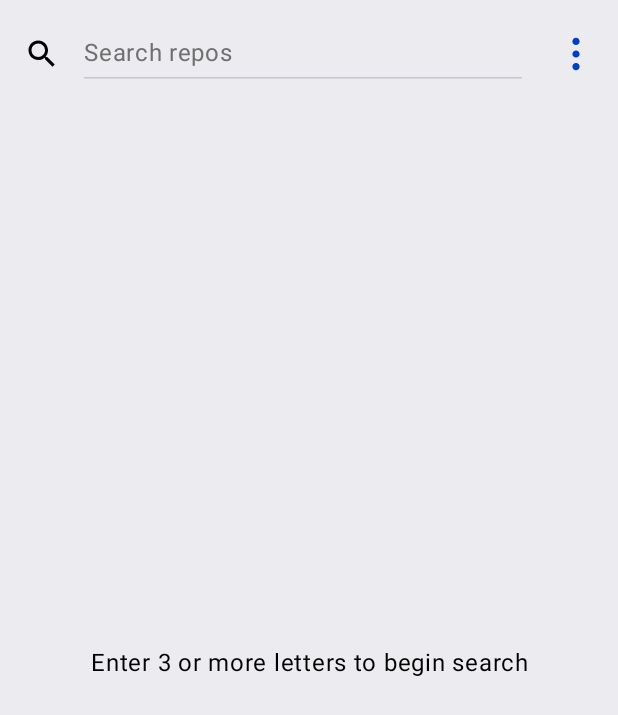
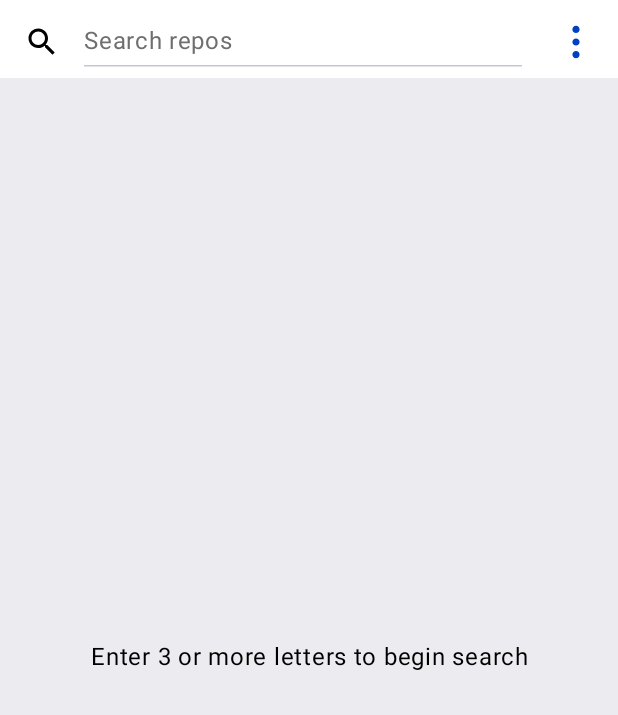
Before and after one commit to NitjaB/GithubappShowcase, an Android app built with Jetpack Compose: the composable SearchScreen shown on its own in the app's theme, on a phone screen of 412 x 824 dp. Shown: the top 715 px of the screen. Run offline under Robolectric (Android 15) with nearby library versions, the phone set to English and light mode, and no system bars; our stand-ins replace Dagger/Hilt's generated code, paging.

Commit message:
Fix design in search screen
+ small refactor - remove unecessery repo list comopsable

```diff
--- a/app/src/main/java/com/example/githubapp/feature/search/SearchScreen.kt
+++ b/app/src/main/java/com/example/githubapp/feature/search/SearchScreen.kt
@@ -1,11 +1,11 @@
 package com.example.githubapp.feature.search
 
+import androidx.compose.foundation.background
+import androidx.compose.foundation.isSystemInDarkTheme
 import androidx.compose.foundation.layout.Box
 import androidx.compose.foundation.layout.Column
 import androidx.compose.foundation.layout.PaddingValues
-import androidx.compose.foundation.layout.fillMaxHeight
 import androidx.compose.foundation.layout.fillMaxSize
-import androidx.compose.foundation.layout.fillMaxWidth
 import androidx.compose.foundation.layout.padding
 import androidx.compose.material3.Text
 import androidx.compose.runtime.Composable
@@ -19,7 +19,10 @@ import androidx.compose.ui.unit.dp
 import androidx.hilt.navigation.compose.hiltViewModel
 import androidx.paging.compose.collectAsLazyPagingItems
 import com.example.githubapp.R
-import com.example.githubapp.feature.search.components.RepositoryList
+import com.example.githubapp.core.components.SimpleLazyColumn
+import com.example.githubapp.designSystem.theme.black
+import com.example.githubapp.designSystem.theme.white
+import com.example.githubapp.feature.search.components.RepositoryItem
 import com.example.githubapp.feature.search.components.SearchBar
 import com.example.githubapp.feature.search.model.SearchScreenEvent.onOpenFiltersClicked
 import com.example.githubapp.feature.search.model.SearchScreenEvent.onSearchTextChanged
@@ -30,34 +33,35 @@ fun SearchScreen(
     innerPadding: PaddingValues,
     viewModel: SearchViewModel = hiltViewModel(),
 ) {
-
     val state by viewModel.state.collectAsState()
-
     val repositories = state.repositories.collectAsLazyPagingItems()
 
     Column(
         Modifier
             .padding(innerPadding)
-            .padding(top = 16.dp)
             .fillMaxSize()
     ) {
         SearchBar(
             text = state.searchText,
             onTextChange = { text -> viewModel.onEvent(onSearchTextChanged(text)) },
             onConfigureClicked = { viewModel.onEvent(onOpenFiltersClicked) },
-            modifier = Modifier.padding(bottom = 4.dp)
+            modifier = Modifier
+                .background(if (isSystemInDarkTheme()) black else white)
+                .padding(top = 8.dp)
+                .padding(bottom = 4.dp)
         )
         if (state.showRepositoryList) {
-            RepositoryList(
-                repositories = repositories,
+            SimpleLazyColumn(
+                items = repositories,
+                key = { id },
+                uiItemBuilder = { repository -> RepositoryItem(repository) },
+                noItemsItem = { NoItems() },
                 modifier = Modifier.weight(1f, true),
+                itemSpacing = 2.dp,
+                topInset = 8.dp,
             )
         } else {
-            Box(
-                modifier = Modifier
-                    .fillMaxHeight()
-                    .fillMaxWidth()
-            ) {
+            Box(Modifier.fillMaxSize()) {
                 Text(
                     text = stringResource(R.string.search_screen_start_search_hint),
                     textAlign = TextAlign.Center,
@@ -67,3 +71,20 @@ fun SearchScreen(
         }
     }
 }
+
+@Composable
+fun NoItems(
+    modifier: Modifier = Modifier,
+) {
+    Box(
+        modifier
+            .fillMaxSize()
+            .padding(horizontal = 64.dp)
+    ) {
+        Text(
+            text = stringResource(R.string.search_screen_no_repositories_matching_your_query),
+            modifier = Modifier.align(Alignment.Center),
+            textAlign = TextAlign.Center
+        )
+    }
+}
```
Also changed, not shown: app/src/main/java/com/example/githubapp/feature/search/components/RepositoryList.kt (deleted, +0 -48 lines).
